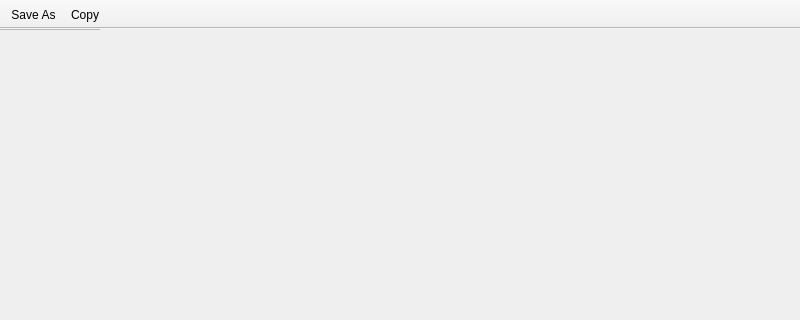
Before: the Qt Designer form src/editor/EditorWindow.ui in ChickenSeller/glimpse, drawn with Qt 5; both pictures show x 0 to 800 and y 0 to 320 of the 800 by 600 pixel window.
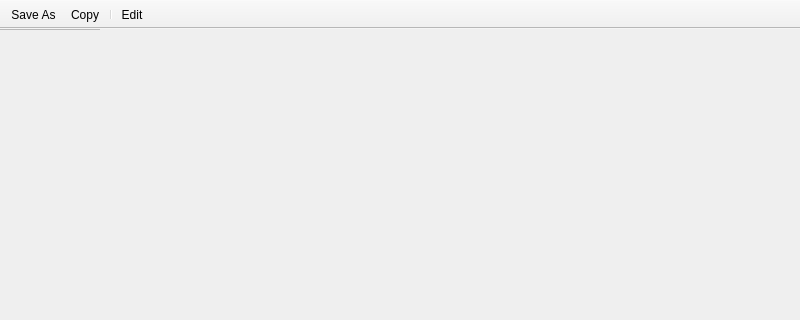
After: the same form once the commit is applied. Icons and pictures are not drawn.

Commit message: Add QR/OCR, annotation editor, capture options and packaging

The edit to the form file:
```diff
--- a/src/editor/EditorWindow.ui
+++ b/src/editor/EditorWindow.ui
@@ -51,8 +51,14 @@
    <property name="movable">
     <bool>false</bool>
    </property>
+   <property name="iconSize">
+    <size>
+     <width>24</width>
+     <height>24</height>
+    </size>
+   </property>
    <property name="toolButtonStyle">
-    <enum>Qt::ToolButtonTextOnly</enum>
+    <enum>Qt::ToolButtonIconOnly</enum>
    </property>
    <attribute name="toolBarArea">
     <enum>TopToolBarArea</enum>
@@ -62,6 +68,8 @@
    </attribute>
    <addaction name="actionSaveAs"/>
    <addaction name="actionCopy"/>
+   <addaction name="separator"/>
+   <addaction name="actionEdit"/>
   </widget>
   <widget class="QStatusBar" name="statusbar"/>
   <action name="actionSaveAs">
@@ -80,6 +88,21 @@
     <string notr="true">Ctrl+C</string>
    </property>
   </action>
+  <action name="actionEdit">
+   <property name="icon">
+    <iconset resource="../../resources/glimpse.qrc">
+     <normaloff>:/icons/edit.svg</normaloff>:/icons/edit.svg</iconset>
+   </property>
+   <property name="text">
+    <string>Edit...</string>
+   </property>
+   <property name="toolTip">
+    <string>Edit in the annotation editor</string>
+   </property>
+   <property name="shortcut">
+    <string notr="true">Ctrl+E</string>
+   </property>
+  </action>
   <action name="actionClose">
    <property name="text">
     <string>Close</string>
```
Left out of the diff: 12 changed lines with no effect on the pictures. The commit also changes 66 other files.
